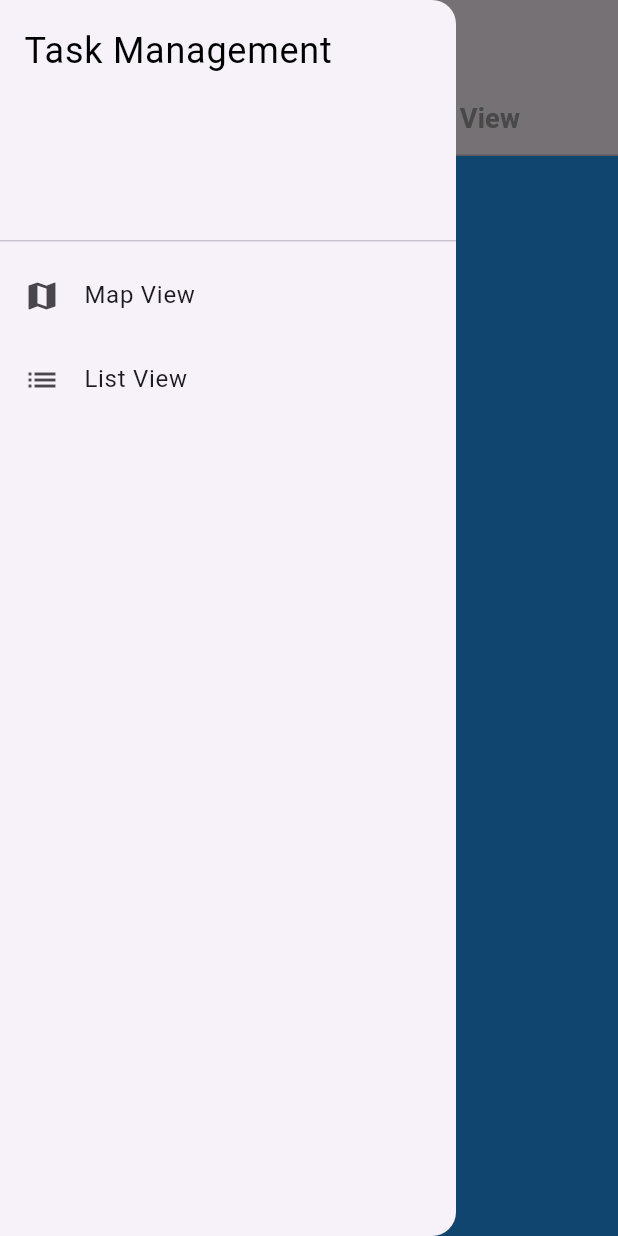
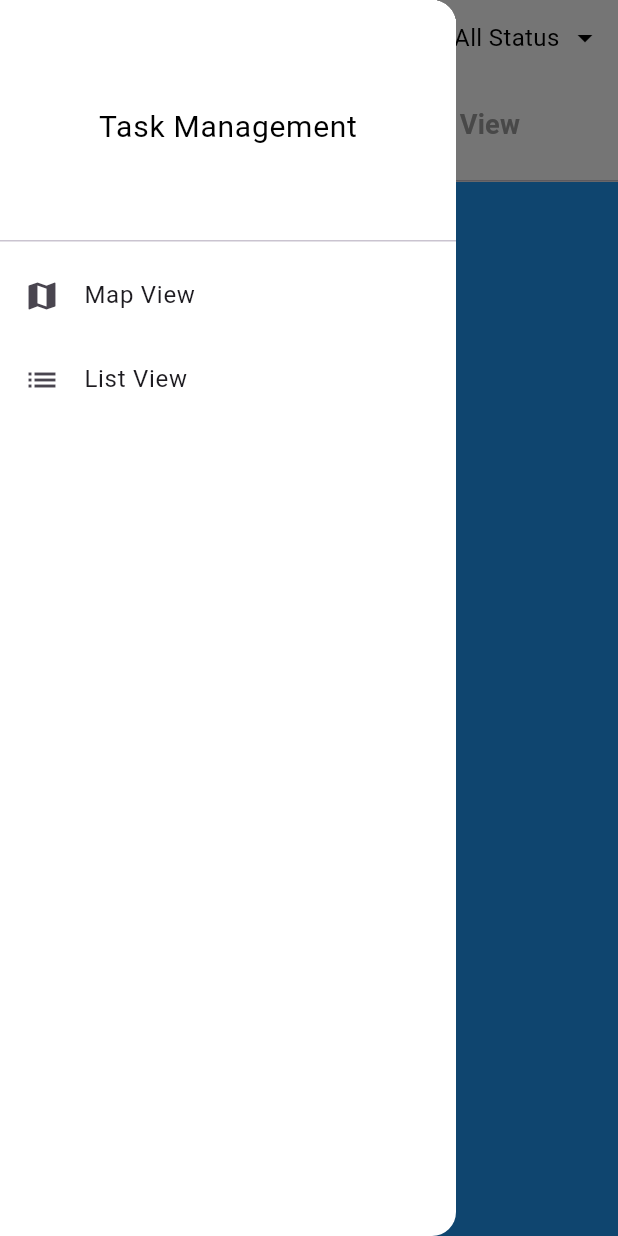
Before and after one commit to kumarprince06/task_management, a Flutter app: the screen it shows after launch, with the side drawer open, on a phone screen of 412 x 824 dp. Run offline on Flutter 3.47's test engine with Material 3 defaults, Android fonts, the phone set to English and light mode, and no system bars.

Commit message:
Map Screen View Done

```diff
--- a/lib/presentation/screens/map_view_screen.dart
+++ b/lib/presentation/screens/map_view_screen.dart
@@ -1,42 +1,68 @@
 import 'package:flutter/material.dart';
 import 'package:task_management/presentation/widgets/card_widgets.dart';
+import 'package:task_management/presentation/widgets/custom_drawer.dart';
 import 'package:task_management/presentation/widgets/map_widgets.dart';
 
-class MapViewScreen extends StatelessWidget {
+class MapViewScreen extends StatefulWidget {
   const MapViewScreen({super.key});
 
   @override
+  State<MapViewScreen> createState() => _MapViewScreenState();
+}
+
+class _MapViewScreenState extends State<MapViewScreen> {
+  final GlobalKey<ScaffoldState> _scaffoldKey = GlobalKey<ScaffoldState>();
+
+  @override
   Widget build(BuildContext context) {
-    double fontSize = MediaQuery.sizeOf(context).height * 0.022;
+    double screenHeight = MediaQuery.of(context).size.height;
+    double screenWidth = MediaQuery.of(context).size.width;
+    double fontSize = screenHeight * 0.022;
+    double labelPaddingBottom = screenHeight * 0.015;
+    double indicatorPaddingTop = screenHeight * 0.015;
 
     return DefaultTabController(
-      length: 2, // Two tabs: Map View & List View
+      length: 2,
       child: Scaffold(
+        key: _scaffoldKey,
         backgroundColor: Colors.white,
         appBar: AppBar(
           title: const Text(
             'Tasks',
             style: TextStyle(fontWeight: FontWeight.bold),
           ),
-          bottom: TabBar(
+          backgroundColor: Colors.white,
+          leading: GestureDetector(
+            onTap: () => _scaffoldKey.currentState?.openDrawer(),
+            child: Padding(
+              padding: const EdgeInsets.fromLTRB(25, 12, 4, 12),
+              child: Column(
+                mainAxisAlignment: MainAxisAlignment.center,
+                crossAxisAlignment: CrossAxisAlignment.start,
+                children: [
+                  _buildMenuLine(25),
+                  const SizedBox(height: 5),
+                  _buildMenuLine(15),
+                  const SizedBox(height: 5),
+                  _buildMenuLine(20),
+                ],
+              ),
+            ),
+          ),
+          actions: [_buildPopupMenu()],
+          bottom: PreferredSize(
+            preferredSize: const Size.fromHeight(65),
+            child: Padding(
+              padding: const EdgeInsets.only(top: 10),
+              child: TabBar(
                 labelColor: Colors.black,
-            // Active tab text color
                 unselectedLabelColor: Colors.grey,
-            // Inactive tab text color
-            labelStyle: TextStyle(
-              fontSize: fontSize,
-              fontWeight: FontWeight.bold, // Bold for active tab
-            ),
+                labelStyle: TextStyle(fontSize: fontSize, fontWeight: FontWeight.bold),
+                labelPadding: EdgeInsets.only(bottom: labelPaddingBottom),
+                indicatorPadding: EdgeInsets.only(top: indicatorPaddingTop),
                 indicator: UnderlineTabIndicator(
-              borderSide: BorderSide(
-                width: 4,
-                color: Colors.black,
-                strokeAlign: BorderSide.strokeAlignOutside,
-              ),
-              insets: EdgeInsets.symmetric(
-                horizontal: MediaQuery.of(context).size.width * -0.08,
-              ),
-              borderRadius: BorderRadius.circular(100),
+                  borderSide: const BorderSide(width: 4, color: Colors.black),
+                  insets: EdgeInsets.symmetric(horizontal: screenWidth * -0.08),
                 ),
                 tabs: const [
                   Tab(text: "Map View"),
@@ -44,40 +70,52 @@ class MapViewScreen extends StatelessWidget {
                 ],
               ),
             ),
-        drawer: Drawer(
-          child: ListView(
-            padding: EdgeInsets.zero,
-            children: [
-              DrawerHeader(
-                child: Text(
-                  'Task Management',
-                  style: TextStyle(color: Colors.black, fontSize: 24),
           ),
         ),
-              ListTile(
-                leading: const Icon(Icons.map),
-                title: const Text('Map View'),
-                onTap: () {
-                  Navigator.pop(context);
-                },
-              ),
-              ListTile(
-                leading: const Icon(Icons.list),
-                title: const Text('List View'),
-                onTap: () {
-                  Navigator.pop(context);
-                },
-              ),
-            ],
-          ),
-        ),
+        drawer: const CustomDrawer(),
         body: const TabBarView(
           children: [
-            MapScreen(), // Your map widget
-            CardWidgets()
+            MapScreen(),
+            CardWidgets(),
           ],
         ),
       ),
     );
   }
+
+  /// Helper method to build menu icon lines
+  Widget _buildMenuLine(double width) {
+    return Container(width: width, height: 2, color: Colors.black);
   }
+
+  /// Helper method to build the status filter dropdown
+  Widget _buildPopupMenu() {
+    return Theme(
+      data: Theme.of(context).copyWith(popupMenuTheme: const PopupMenuThemeData(color: Colors.white)),
+      child: PopupMenuButton<String>(
+        onSelected: (String value) {
+          setState(() {
+            // Handle selection
+          });
+        },
+        itemBuilder: (BuildContext context) => const [
+          PopupMenuItem(value: "All", child: Text("All")),
+          PopupMenuItem(value: "Completed", child: Text("Completed")),
+          PopupMenuItem(value: "Pending", child: Text("Pending")),
+          PopupMenuItem(value: "Ongoing", child: Text("Ongoing")),
+        ],
+        offset: const Offset(0, 30),
+        child: const Padding(
+          padding: EdgeInsets.only(right: 10),
+          child: Row(
+            children: [
+              Text("All Status", style: TextStyle(color: Colors.black, fontSize: 16)),
+              SizedBox(width: 5),
+              Icon(Icons.arrow_drop_down, color: Colors.black),
+            ],
+          ),
+        ),
+      ),
+    );
+  }
+}
```
Lines whose indentation alone changed are shown as unchanged.
